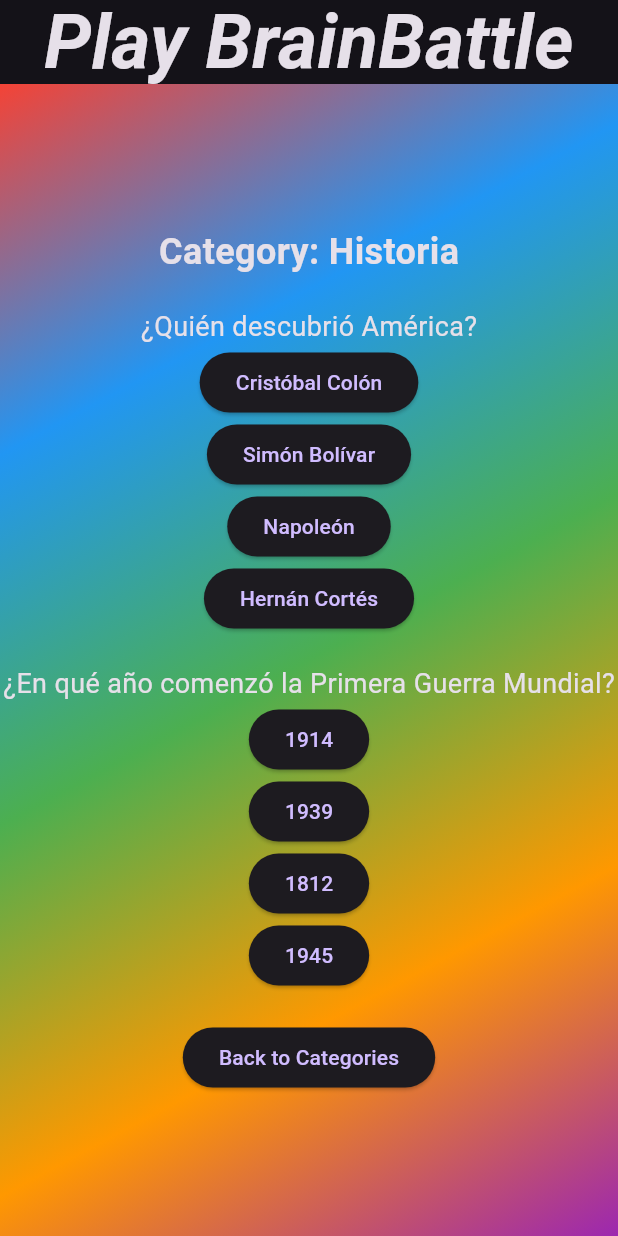
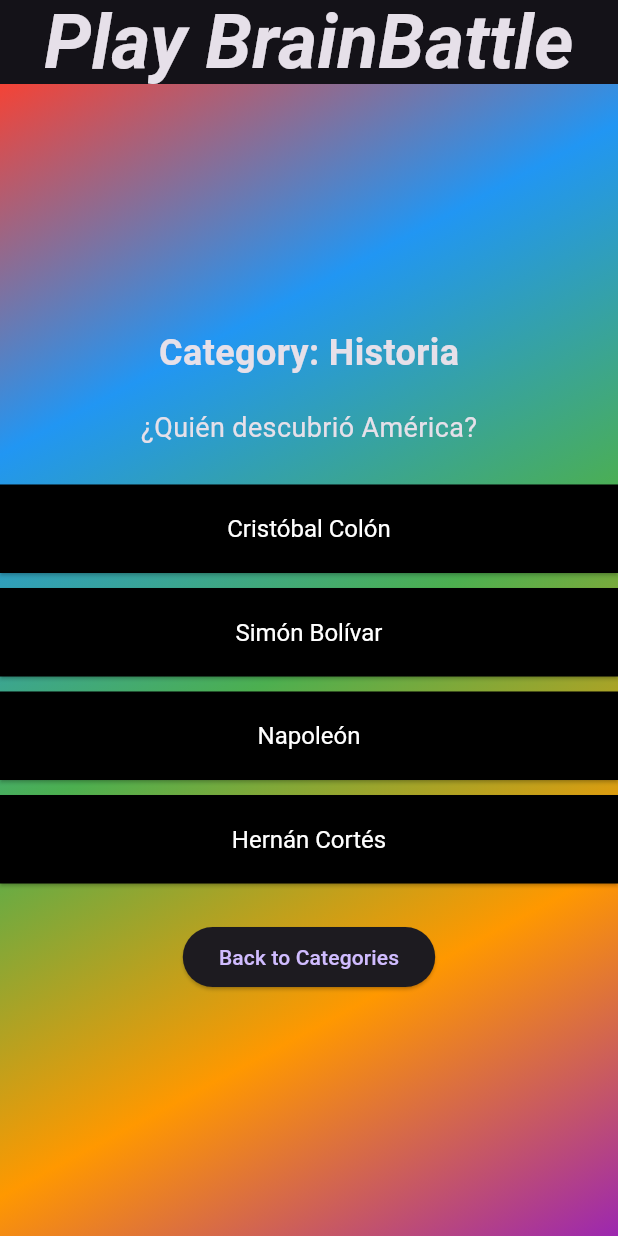
Before and after one commit to ISCOUTB/DS-BrainBattle, a Flutter app: the PlayScreen screen opened by its route, after a tap on "Historia", on a phone screen of 412 x 824 dp. Run offline on Flutter 3.47's test engine with Material 3 defaults, Android fonts, the light colour scheme and no system bars; Roboto replaces fonts that are missing (Georgia).

Commit message:
cambio en las preguntas

```diff
--- a/lib/categorias/questions.dart
+++ b/lib/categorias/questions.dart
@@ -1,42 +1,81 @@
 import 'package:flutter/material.dart';
 
-class QuestionsScreen extends StatelessWidget {
+class QuestionsScreen extends StatefulWidget {
   final String category;
   final VoidCallback onBack;
 
   QuestionsScreen({required this.category, required this.onBack});
 
   @override
+  _QuestionsScreenState createState() => _QuestionsScreenState();
+}
+
+class _QuestionsScreenState extends State<QuestionsScreen> {
+  int _currentQuestionIndex = 0;
+  bool? _isCorrect;
+
+  @override
   Widget build(BuildContext context) {
-    final questions = _getQuestionsForCategory(category);
+    final questions = _getQuestionsForCategory(widget.category);
+    final currentQuestion = questions[_currentQuestionIndex];
 
     return Column(
       mainAxisAlignment: MainAxisAlignment.center,
       children: [
         Text(
-          'Category: $category',
+          'Category: ${widget.category}',
           style: TextStyle(fontSize: 24, fontWeight: FontWeight.bold),
         ),
         SizedBox(height: 20),
-        ...questions.map((question) {
-          return Column(
-            children: [
-              Text(
-                question['question'],
-                style: TextStyle(fontSize: 18),
+        Text(
+          currentQuestion['question'],
+          style: TextStyle(fontSize: 18),
+        ),
+        SizedBox(height: 20),
+        ...currentQuestion['options'].map<Widget>((option) {
+          return Container(
+            margin: EdgeInsets.symmetric(vertical: 5),
+            width: double.infinity,
+            child: ElevatedButton(
+              style: ElevatedButton.styleFrom(
+                backgroundColor: _isCorrect == null
+                    ? Colors.black
+                    : (option == currentQuestion['correctAnswer']
+                        ? Colors.green
+                        : Colors.red),
+                textStyle: TextStyle(color: Colors.white),
+                shape: RoundedRectangleBorder(
+                  borderRadius: BorderRadius.circular(0),
+                ),
+                padding: EdgeInsets.symmetric(vertical: 20),
               ),
-              ...question['options'].map<Widget>((option) {
-                return ElevatedButton(
-                  onPressed: () {},
-                  child: Text(option),
-                );
-              }).toList(),
-              SizedBox(height: 20),
-            ],
+              onPressed: _isCorrect == null
+                  ? () {
+                      setState(() {
+                        _isCorrect = option == currentQuestion['correctAnswer'];
+                      });
+                      Future.delayed(Duration(seconds: 1), () {
+                        setState(() {
+                          if (_currentQuestionIndex < questions.length - 1) {
+                            _currentQuestionIndex++;
+                            _isCorrect = null;
+                          } else {
+                            widget.onBack();
+                          }
+                        });
+                      });
+                    }
+                  : null,
+              child: Text(
+                option,
+                style: TextStyle(color: Colors.white, fontSize: 16),
+              ),
+            ),
           );
         }).toList(),
+        SizedBox(height: 20),
         ElevatedButton(
-          onPressed: onBack,
+          onPressed: widget.onBack,
           child: Text('Back to Categories'),
         ),
       ],
@@ -50,10 +89,12 @@
           {
             'question': '¿Quién descubrió América?',
             'options': ['Cristóbal Colón', 'Simón Bolívar', 'Napoleón', 'Hernán Cortés'],
+            'correctAnswer': 'Cristóbal Colón',
           },
           {
             'question': '¿En qué año comenzó la Primera Guerra Mundial?',
             'options': ['1914', '1939', '1812', '1945'],
+            'correctAnswer': '1914',
           },
         ];
       case 'Inglés':
@@ -61,10 +102,12 @@
           {
             'question': 'What is the past tense of "go"?',
             'options': ['Went', 'Goed', 'Gone', 'Goes'],
+            'correctAnswer': 'Went',
           },
           {
             'question': 'Which word is a synonym for "happy"?',
             'options': ['Sad', 'Joyful', 'Angry', 'Tired'],
+            'correctAnswer': 'Joyful',
           },
         ];
       case 'Matemáticas':
@@ -72,10 +115,12 @@
           {
             'question': '¿Cuánto es 2 + 2?',
             'options': ['4', '3', '5', '6'],
+            'correctAnswer': '4',
           },
           {
             'question': '¿Cuál es el valor de pi (aproximado)?',
             'options': ['3.14', '2.71', '1.41', '1.61'],
+            'correctAnswer': '3.14',
           },
         ];
       case 'Ciencias Naturales':
@@ -83,10 +128,12 @@
           {
             'question': '¿Cuál es el planeta más grande del sistema solar?',
             'options': ['Júpiter', 'Saturno', 'Tierra', 'Marte'],
+            'correctAnswer': 'Júpiter',
           },
           {
             'question': '¿Qué gas es esencial para la respiración humana?',
             'options': ['Oxígeno', 'Hidrógeno', 'Nitrógeno', 'Dióxido de carbono'],
+            'correctAnswer': 'Oxígeno',
           },
         ];
       case 'Informática':
@@ -94,10 +141,12 @@
           {
             'question': '¿Qué significa CPU?',
             'options': ['Unidad Central de Procesamiento', 'Unidad de Control de Procesos', 'Unidad de Computación Personal', 'Unidad de Procesamiento de Cálculos'],
+            'correctAnswer': 'Unidad Central de Procesamiento',
           },
           {
             'question': '¿Qué lenguaje se utiliza para desarrollar aplicaciones Android?',
             'options': ['Java', 'Python', 'C++', 'Ruby'],
+            'correctAnswer': 'Java',
           },
         ];
       default:
```
